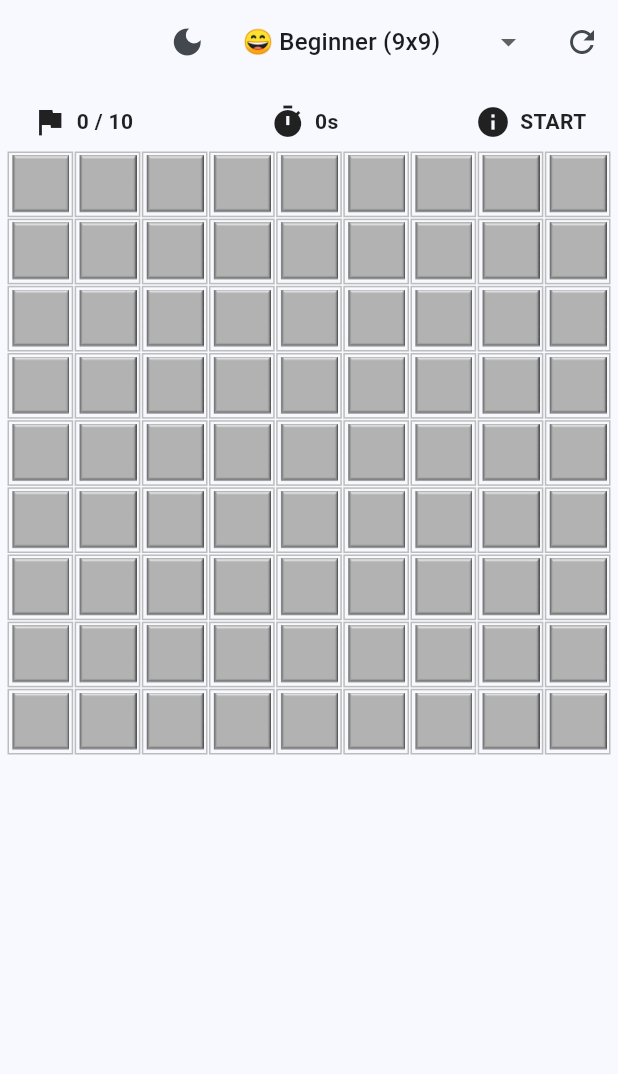
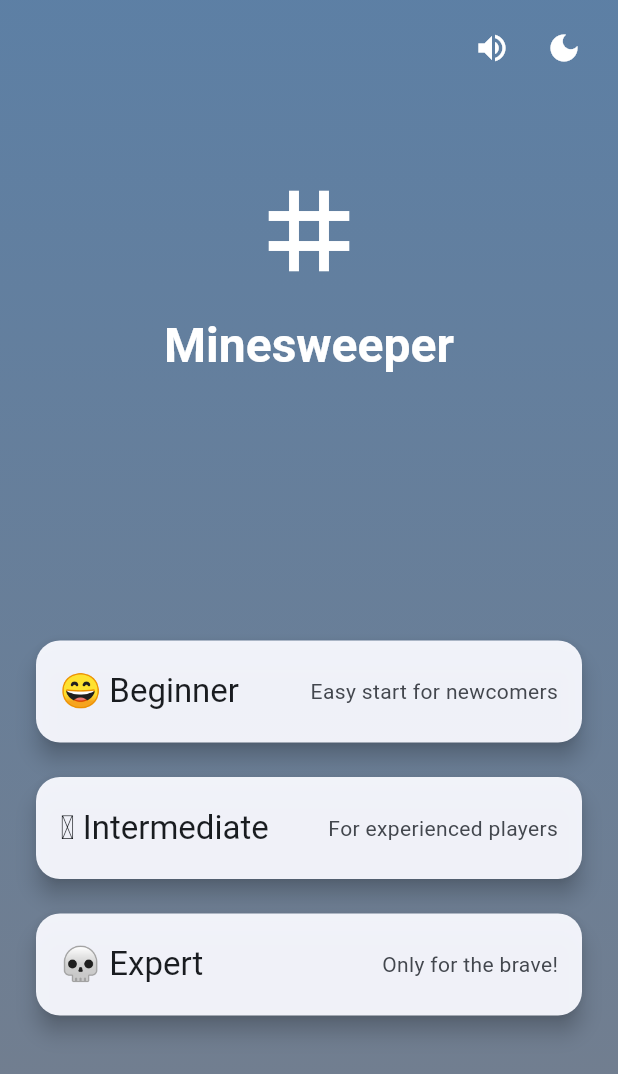
Before and after one commit to Wratheus/MineSweeper-Flutter, a Flutter app: the screen it shows after launch, on a phone screen of 412 x 824 dp. Shown: the top 1074 px of the screen. Run offline on Flutter 3.47's test engine with Material 3 defaults, Android fonts, the phone set to English and light mode, and no system bars; our stand-ins replace confetti; missing offline and left inert: window_size.

Commit message:
add menu page

```diff
--- a/lib/src/core/models/game.dart
+++ b/lib/src/core/models/game.dart
@@ -1,8 +1,8 @@
-import 'package:minesweeper/src/core/models/mines.dart';
 import 'package:minesweeper/src/core/models/cell.dart';
 import 'package:minesweeper/src/core/models/coord.dart';
 import 'package:minesweeper/src/core/models/difficulty.dart';
 import 'package:minesweeper/src/core/models/flags.dart';
+import 'package:minesweeper/src/core/models/mines.dart';
 
 /// Состояние игры.
 /// [start] — до первого хода,
--- a/lib/src/feature/app/provider/provider.dart
+++ b/lib/src/feature/app/provider/provider.dart
@@ -1,12 +1,19 @@
-import 'package:flutter/material.dart';
+import 'package:flutter/cupertino.dart';
 
 class AppProvider extends ChangeNotifier {
   bool _isDark = false;
+  bool _soundOn = true;
 
   bool get isDark => _isDark;
+  bool get soundOn => _soundOn;
 
   void toggleTheme() {
     _isDark = !_isDark;
     notifyListeners();
   }
+
+  void toggleSound() {
+    _soundOn = !_soundOn;
+    notifyListeners();
+  }
 }
--- a/lib/src/feature/app/widgets/screen.dart
+++ b/lib/src/feature/app/widgets/screen.dart
@@ -1,7 +1,7 @@
 import 'package:flutter/material.dart';
 import 'package:minesweeper/src/feature/app/provider/provider.dart';
 
-import 'package:minesweeper/src/feature/game/main.dart';
+import 'package:minesweeper/src/feature/menu/main.dart';
 import 'package:provider/provider.dart';
 
 class AppScreen extends StatelessWidget {
@@ -23,7 +23,7 @@ class AppScreen extends StatelessWidget {
         brightness: Brightness.dark,
       ),
       themeMode: appProvider.isDark ? ThemeMode.dark : ThemeMode.light,
-      home: const MineSweeperGamePlayMain(),
+      home: const MenuMain(),
     ),
   );
 }
--- a/lib/src/feature/game/widgets/screen.dart
+++ b/lib/src/feature/game/widgets/screen.dart
@@ -1,7 +1,6 @@
 import 'package:flutter/material.dart';
 import 'package:minesweeper/src/core/models/cell.dart';
 import 'package:minesweeper/src/core/models/coord.dart';
-import 'package:minesweeper/src/core/models/difficulty.dart';
 import 'package:minesweeper/src/core/models/game.dart';
 import 'package:minesweeper/src/feature/app/provider/provider.dart';
 import 'package:minesweeper/src/feature/game/provider/provider.dart';
@@ -25,13 +24,20 @@ class MinesweeperGameplayScreen extends StatelessWidget {
           actions: [
             IconButton(
               icon: Icon(
+                context.watch<AppProvider>().soundOn
+                    ? Icons.volume_up
+                    : Icons.volume_off,
+              ),
+              onPressed: () => context.read<AppProvider>().toggleSound(),
+            ),
+            IconButton(
+              icon: Icon(
                 context.read<AppProvider>().isDark
                     ? Icons.light_mode
                     : Icons.dark_mode,
               ),
               onPressed: () => context.read<AppProvider>().toggleTheme(),
             ),
-            _buildDifficultySelector(controller),
             IconButton(
               icon: const Icon(Icons.refresh),
               onPressed: () => controller.newGame(game.difficulty),
@@ -117,40 +123,6 @@ class MinesweeperGameplayScreen extends StatelessWidget {
     },
   );
 
-  Widget _buildDifficultySelector(GameProvider controller) => Padding(
-    padding: const EdgeInsets.symmetric(horizontal: 8),
-    child: DropdownButton<Difficulty>(
-      value: controller.game.difficulty,
-      underline: const SizedBox.shrink(),
-      padding: const EdgeInsets.all(5),
-      borderRadius: BorderRadius.circular(5),
-      items: Difficulty.values
-          .map(
-            (d) => DropdownMenuItem<Difficulty>(
-              value: d,
-              child: Row(
-                children: [
-                  Text(switch (d) {
-                    Difficulty.beginner => '😄',
-                    Difficulty.intermediate => '🥸',
-                    Difficulty.expert => '💀',
-                  }),
-                  Text(
-                    ' ${d.name[0].toUpperCase()}${d.name.substring(1)} (${d.size.width}x${d.size.height})',
-                  ),
-                ],
-              ),
-            ),
-          )
-          .toList(),
-      onChanged: (difficulty) {
-        if (difficulty != null && difficulty != controller.game.difficulty) {
-          controller.newGame(difficulty);
-        }
-      },
-    ),
-  );
-
   Color _getStateColor(BuildContext context, GameState state) =>
       switch (state) {
         GameState.win => Colors.green,
--- /dev/null
+++ b/lib/src/feature/menu/main.dart
@@ -0,0 +1,9 @@
+import 'package:flutter/material.dart';
+import 'package:minesweeper/src/feature/menu/widgets/screen.dart';
+
+class MenuMain extends StatelessWidget {
+  const MenuMain({super.key});
+
+  @override
+  Widget build(BuildContext context) => const MenuScreen();
+}
--- /dev/null
+++ b/lib/src/feature/menu/widgets/screen.dart
@@ -0,0 +1,166 @@
+import 'package:flutter/material.dart';
+import 'package:minesweeper/src/core/models/difficulty.dart';
+import 'package:minesweeper/src/feature/app/provider/provider.dart';
+import 'package:minesweeper/src/feature/game/provider/provider.dart';
+import 'package:minesweeper/src/feature/game/widgets/screen.dart';
+import 'package:provider/provider.dart';
+
+class MenuScreen extends StatelessWidget {
+  const MenuScreen({super.key});
+
+  void _startGame(BuildContext context, Difficulty difficulty) {
+    Navigator.push(
+      context,
+      PageRouteBuilder<Object?>(
+        pageBuilder: (_, _, _) => ChangeNotifierProvider(
+          create: (_) => GameProvider()..newGame(difficulty),
+          child: const MinesweeperGameplayScreen(),
+        ),
+        transitionsBuilder: (context, animation, secondaryAnimation, child) {
+          final tween = Tween(
+            begin: const Offset(0, 1),
+            end: Offset.zero,
+          ).chain(CurveTween(curve: Curves.easeInOut));
+          return SlideTransition(
+            position: animation.drive(tween),
+            child: child,
+          );
+        },
+      ),
+    );
+  }
+
+  @override
+  Widget build(BuildContext context) {
+    final theme = Theme.of(context);
+    final colorScheme = theme.colorScheme;
+
+    return Scaffold(
+      body: DecoratedBox(
+        decoration: BoxDecoration(
+          gradient: LinearGradient(
+            colors: [
+              colorScheme.primary.withValues(alpha: 0.8),
+              colorScheme.secondary.withValues(alpha: 0.8),
+            ],
+            begin: Alignment.topCenter,
+            end: Alignment.bottomCenter,
+          ),
+        ),
+        child: SafeArea(
+          child: Column(
+            children: [
+              _buildAppBar(context),
+              const SizedBox(height: 50),
+              Icon(Icons.grid_3x3, size: 80, color: colorScheme.onPrimary),
+              const SizedBox(height: 16),
+              Text(
+                'Minesweeper',
+                style: theme.textTheme.headlineLarge?.copyWith(
+                  color: colorScheme.onPrimary,
+                  fontWeight: FontWeight.bold,
+                ),
+              ),
+              const SizedBox(height: 30),
+              Expanded(
+                child: Padding(
+                  padding: const EdgeInsets.symmetric(horizontal: 20),
+                  child: Column(
+                    mainAxisAlignment: MainAxisAlignment.center,
+                    children: [
+                      _buildDifficultyCard(
+                        context,
+                        Difficulty.beginner,
+                        '😄 Beginner',
+                        'Easy start for newcomers',
+                      ),
+                      const SizedBox(height: 15),
+                      _buildDifficultyCard(
+                        context,
+                        Difficulty.intermediate,
+                        '🥸 Intermediate',
+                        'For experienced players',
+                      ),
+                      const SizedBox(height: 15),
+                      _buildDifficultyCard(
+                        context,
+                        Difficulty.expert,
+                        '💀 Expert',
+                        'Only for the brave!',
+                      ),
+                    ],
+                  ),
+                ),
+              ),
+            ],
+          ),
+        ),
+      ),
+    );
+  }
+
+  Widget _buildAppBar(BuildContext context) {
+    final colorScheme = Theme.of(context).colorScheme;
+
+    return Padding(
+      padding: const EdgeInsets.symmetric(horizontal: 12, vertical: 8),
+      child: Row(
+        mainAxisAlignment: MainAxisAlignment.end,
+        children: [
+          IconButton(
+            icon: Icon(
+              context.watch<AppProvider>().soundOn
+                  ? Icons.volume_up
+                  : Icons.volume_off,
+              color: colorScheme.onPrimary,
+            ),
+            onPressed: () => context.read<AppProvider>().toggleSound(),
+          ),
+          IconButton(
+            icon: Icon(
+              context.read<AppProvider>().isDark
+                  ? Icons.light_mode
+                  : Icons.dark_mode,
+              color: colorScheme.onPrimary,
+            ),
+            onPressed: () => context.read<AppProvider>().toggleTheme(),
+          ),
+        ],
+      ),
+    );
+  }
+
+  Widget _buildDifficultyCard(
+    BuildContext context,
+    Difficulty difficulty,
+    String title,
+    String subtitle,
+  ) {
+    final theme = Theme.of(context);
+    final colorScheme = theme.colorScheme;
+
+    return GestureDetector(
+      onTap: () => _startGame(context, difficulty),
+      child: Card(
+        color: colorScheme.surface.withValues(alpha: 0.95),
+        shape: RoundedRectangleBorder(borderRadius: BorderRadius.circular(16)),
+        elevation: 6,
+        child: Padding(
+          padding: const EdgeInsets.symmetric(vertical: 20, horizontal: 16),
+          child: Row(
+            children: [
+              Text(title, style: theme.textTheme.titleLarge),
+              const Spacer(),
+              Text(
+                subtitle,
+                style: theme.textTheme.bodyMedium?.copyWith(
+                  color: colorScheme.onSurfaceVariant,
+                ),
+              ),
+            ],
+          ),
+        ),
+      ),
+    );
+  }
+}
```
